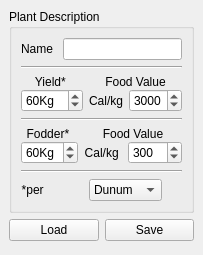
The window that src/ui/laplantformmainbase.ui (arkygeek/landuseanalyst) describes before a commit, drawn with Qt 5.
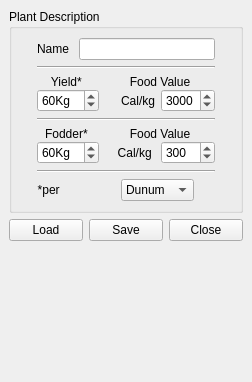
The same window after the commit.

Commit message: Crop New button now pops up the crop definition window

What changed in the file:
```diff
--- a/src/ui/laplantformmainbase.ui
+++ b/src/ui/laplantformmainbase.ui
@@ -5,8 +5,8 @@
    <rect>
     <x>0</x>
     <y>0</y>
-    <width>203</width>
-    <height>255</height>
+    <width>252</width>
+    <height>382</height>
    </rect>
   </property>
   <property name="minimumSize" >
@@ -25,31 +25,19 @@
    <property name="spacing" >
     <number>6</number>
    </property>
-   <item row="0" column="2" >
-    <spacer>
-     <property name="orientation" >
-      <enum>Qt::Horizontal</enum>
+   <item row="1" column="2" >
+    <widget class="QPushButton" name="pushButtonSave_2" >
+     <property name="text" >
+      <string>Close</string>
      </property>
-     <property name="sizeHint" >
-      <size>
-       <width>20</width>
-       <height>20</height>
-      </size>
-     </property>
-    </spacer>
+    </widget>
    </item>
-   <item row="2" column="0" colspan="2" >
-    <spacer>
-     <property name="orientation" >
-      <enum>Qt::Vertical</enum>
+   <item row="1" column="1" >
+    <widget class="QPushButton" name="pushButtonSave" >
+     <property name="text" >
+      <string>Save</string>
      </property>
-     <property name="sizeHint" >
-      <size>
-       <width>20</width>
-       <height>20</height>
-      </size>
-     </property>
-    </spacer>
+    </widget>
    </item>
    <item row="1" column="0" >
     <widget class="QPushButton" name="pushButtonLoad" >
@@ -58,7 +46,20 @@
      </property>
     </widget>
    </item>
-   <item row="0" column="0" colspan="2" >
+   <item row="2" column="0" colspan="3" >
+    <spacer>
+     <property name="orientation" >
+      <enum>Qt::Vertical</enum>
+     </property>
+     <property name="sizeHint" >
+      <size>
+       <width>20</width>
+       <height>20</height>
+      </size>
+     </property>
+    </spacer>
+   </item>
+   <item row="0" column="0" colspan="3" >
     <widget class="QGroupBox" name="groupBoxPlantDescription" >
      <property name="title" >
       <string>Plant Description</string>
@@ -483,12 +484,18 @@
      </layout>
     </widget>
    </item>
-   <item row="1" column="1" >
-    <widget class="QPushButton" name="pushButtonSave" >
-     <property name="text" >
-      <string>Save</string>
+   <item row="0" column="3" >
+    <spacer>
+     <property name="orientation" >
+      <enum>Qt::Horizontal</enum>
      </property>
-    </widget>
+     <property name="sizeHint" >
+      <size>
+       <width>20</width>
+       <height>20</height>
+      </size>
+     </property>
+    </spacer>
    </item>
   </layout>
  </widget>
```
Left out of the diff: 19 changed lines with no effect on the pictures. The commit also changes 3 other files.
